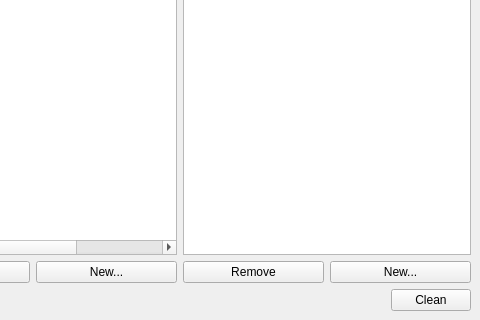
Before: the Qt Designer form src/MainWindow.ui in chennes/CleanSARIF, drawn with Qt 5; both pictures show x 120 to 600 and y 180 to 500 of the 600 by 500 pixel window.
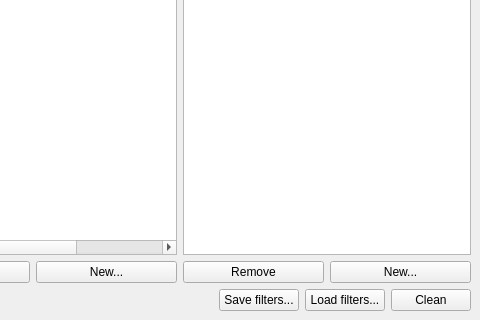
After: the same form once the commit is applied.

The edit to the form file:
```diff
--- a/src/MainWindow.ui
+++ b/src/MainWindow.ui
@@ -228,7 +228,21 @@
        </spacer>
       </item>
       <item>
-       <widget class="QPushButton" name="runButton">
+       <widget class="QPushButton" name="saveFiltersButton">
+        <property name="text">
+         <string>Save filters...</string>
+        </property>
+       </widget>
+      </item>
+      <item>
+       <widget class="QPushButton" name="loadFiltersButton">
+        <property name="text">
+         <string>Load filters...</string>
+        </property>
+       </widget>
+      </item>
+      <item>
+       <widget class="QPushButton" name="cleanButton">
         <property name="text">
          <string>Clean</string>
         </property>
```
Left out of the diff: 10 changed lines with no effect on the pictures.
